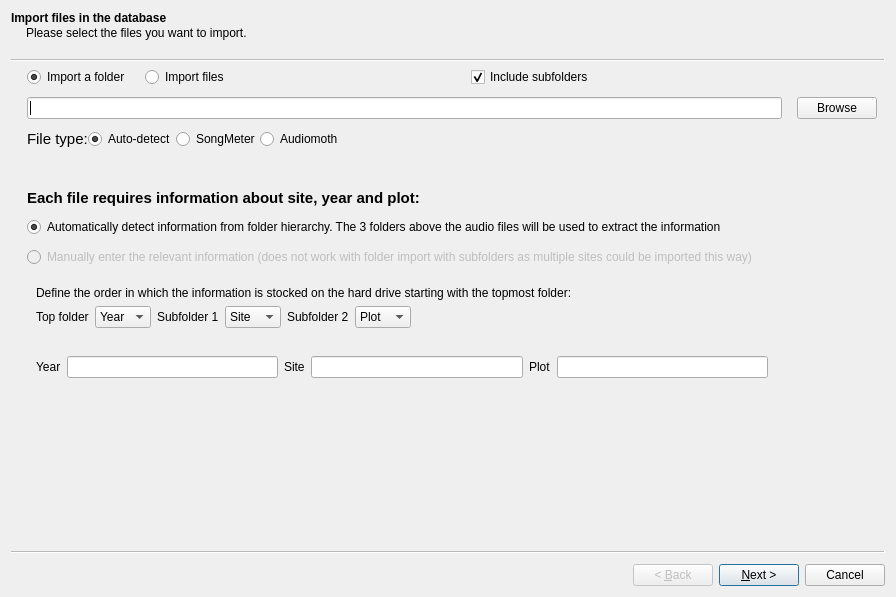
Qt form src/gui/widgets/dbmanager/ui/fileimport.ui (Vin985/ecosongs) before a commit.
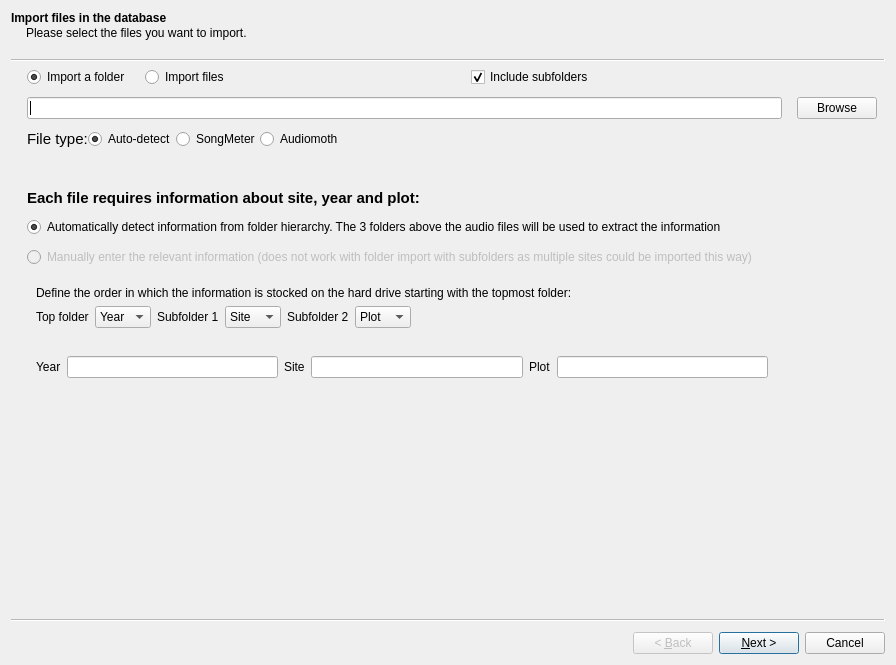
The same form after that commit.

```diff
--- a/src/gui/widgets/dbmanager/ui/fileimport.ui
+++ b/src/gui/widgets/dbmanager/ui/fileimport.ui
@@ -7,7 +7,7 @@
     <x>0</x>
     <y>0</y>
     <width>896</width>
-    <height>597</height>
+    <height>665</height>
    </rect>
   </property>
   <property name="windowTitle">
@@ -268,7 +268,7 @@
            </widget>
           </item>
           <item>
-           <widget class="QComboBox" name="idx_2">
+           <widget class="QComboBox" name="idx_3">
             <property name="sizePolicy">
              <sizepolicy hsizetype="Maximum" vsizetype="Fixed">
               <horstretch>0</horstretch>
@@ -306,7 +306,7 @@
            </widget>
           </item>
           <item>
-           <widget class="QComboBox" name="idx_1">
+           <widget class="QComboBox" name="idx_2">
             <property name="sizePolicy">
              <sizepolicy hsizetype="Maximum" vsizetype="Fixed">
               <horstretch>0</horstretch>
@@ -347,7 +347,7 @@
            </widget>
           </item>
           <item>
-           <widget class="QComboBox" name="idx_3">
+           <widget class="QComboBox" name="idx_1">
             <property name="sizePolicy">
              <sizepolicy hsizetype="Maximum" vsizetype="Fixed">
               <horstretch>0</horstretch>
```
Left out of the diff: 248 changed lines with no effect on the pictures.
